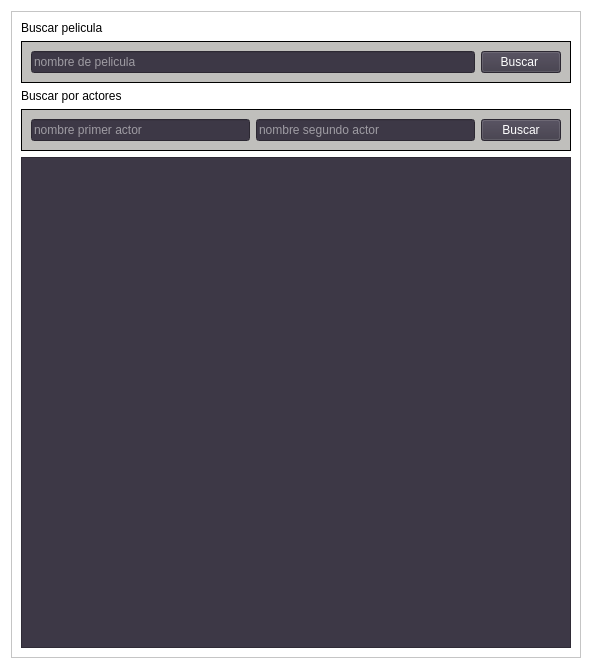
Qt form ui/ventana_principal.ui (EdgardoDanielSoto/buscador-de-peliculas) before a commit.
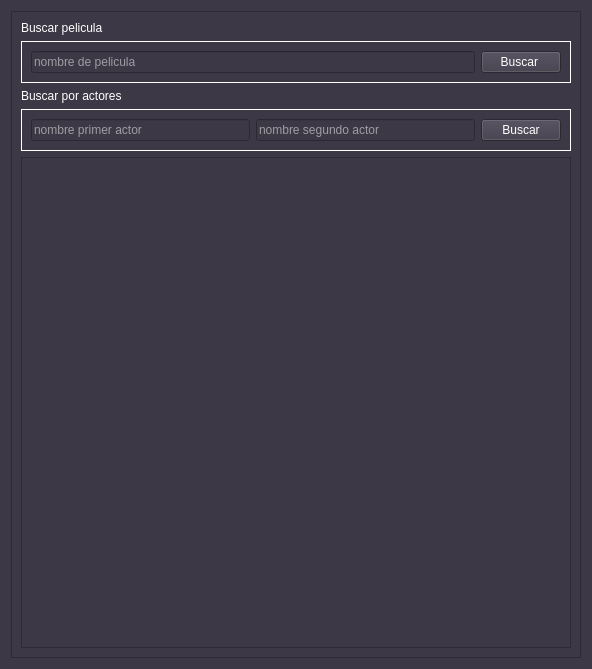
The same form after that commit.

The edit to the form file:
```diff
--- a/ui/ventana_principal.ui
+++ b/ui/ventana_principal.ui
@@ -14,7 +14,8 @@
    <string>Peliculas argentinas</string>
   </property>
   <property name="styleSheet">
-   <string notr="true">background-color: rgb(255, 255, 255);</string>
+   <string notr="true">background-color: rgb(61, 56, 70);
+color: rgb(255, 255, 255);</string>
   </property>
   <layout class="QVBoxLayout" name="verticalLayout_3">
    <item>
@@ -29,7 +30,7 @@
       <item>
        <widget class="QLabel" name="titulo_busqueda_pelicula">
         <property name="styleSheet">
-         <string notr="true">color: rgb(0, 0, 0);</string>
+         <string notr="true">color: rgb(255, 255, 255);</string>
         </property>
         <property name="text">
          <string>Buscar pelicula</string>
@@ -39,7 +40,7 @@
       <item>
        <widget class="QFrame" name="busqueda_pelicula">
         <property name="styleSheet">
-         <string notr="true">background-color: rgb(192, 191, 188);</string>
+         <string notr="true">background-color: rgb(61, 56, 70);</string>
         </property>
         <property name="frameShape">
          <enum>QFrame::Shape::Box</enum>
@@ -78,7 +79,7 @@
       <item>
        <widget class="QLabel" name="titulo_busqueda_actores">
         <property name="styleSheet">
-         <string notr="true">color: rgb(0, 0, 0);</string>
+         <string notr="true">color: rgb(255, 255, 255);</string>
         </property>
         <property name="text">
          <string>Buscar por actores</string>
@@ -88,8 +89,7 @@
       <item>
        <widget class="QFrame" name="busqueda_actores">
         <property name="styleSheet">
-         <string notr="true">
-background-color: rgb(192, 191, 188);</string>
+         <string notr="true">background-color: rgb(61, 56, 70);</string>
         </property>
         <property name="frameShape">
          <enum>QFrame::Shape::Box</enum>
```
